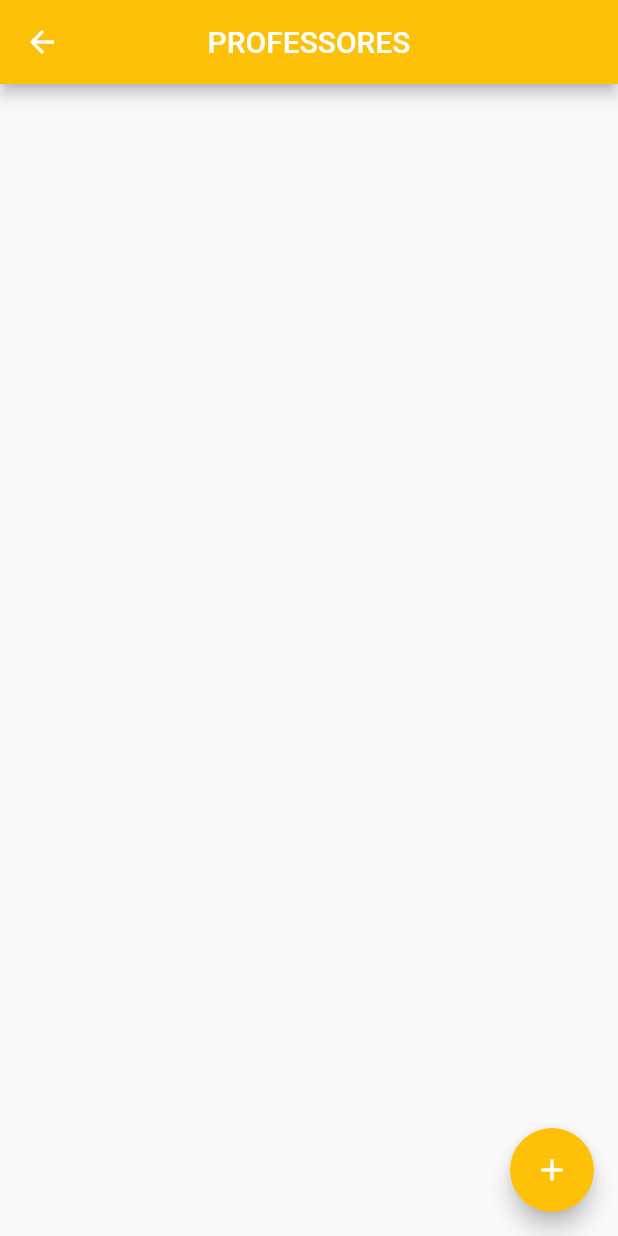
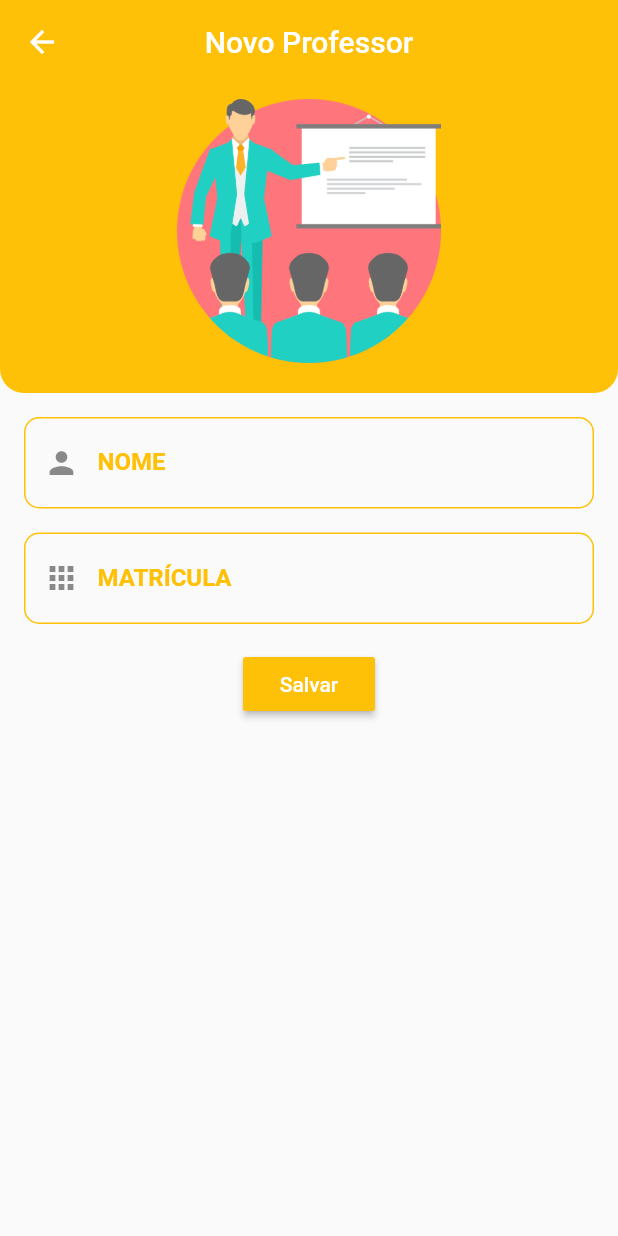
Before and after one commit to jhonmaycon94/magister_mobile, a Flutter app: the HomeProfessor screen opened directly, after a tap on the "add" icon, on a phone screen of 412 x 824 dp. Run offline on Flutter 3.47's test engine with Material 2 defaults, Android fonts, the phone set to English and light mode, and no system bars; our stand-ins replace sqflite; accounts and stored records are empty.

Commit message:
build UI of view edit_professor

```diff
--- a/lib/data/helpers/HelperBase.dart
+++ b/lib/data/helpers/HelperBase.dart
@@ -1,5 +1,6 @@
 import 'package:magister_mobile/data/helpers/helperaluno.dart';
 import 'package:magister_mobile/data/helpers/helpercurso.dart';
+import 'package:magister_mobile/data/helpers/HelperProfessor.dart';
 
 import 'package:sqflite/sqflite.dart';
 import 'package:path/path.dart';
@@ -17,7 +18,9 @@ abstract class HelperBase<T> {
 
   Future<Database> get db async {
     if (_database != null) {
+      _database = await initDb();
       return _database;
+      //return _database;
     } else {
       _database = await initDb();
       return _database;
@@ -34,9 +37,10 @@ abstract class HelperBase<T> {
   Future _create(Database db, int version) async {
     await db.execute(
         "CREATE TABLE IF NOT EXISTS ${HelperAluno.alunoTable}(${HelperAluno.idColumn} INTEGER PRIMARY KEY, ${HelperAluno.nomeColumn} TEXT, ${HelperAluno.totalCreditoColumn} INTEGER, ${HelperAluno.dataColumn} TEXT, ${HelperAluno.mgpColumn} DOUBLE, ${HelperAluno.idCursoColumn} INTEGER, FOREIGN KEY(${HelperAluno.idCursoColumn}) REFERENCES ${HelperCurso.cursoTable}(${HelperCurso.idColumn}))");
-
     await db.execute(
-         // Falta referencia a coluna do coordenador do curso.
+        // Falta referencia a coluna do coordenador do curso.
         "CREATE TABLE IF NOT EXISTS ${HelperCurso.cursoTable}(${HelperCurso.idColumn} INTEGER PRIMARY KEY, ${HelperCurso.nomeColumn} TEXT, ${HelperCurso.totalCreditoColumn} INTEGER, ${HelperCurso.idCoordenadorColumn} INTEGER)");
+    await db.execute(
+        "CREATE TABLE IF NOT EXISTS ${HelperProfessor.professorTable}(${HelperProfessor.idColumn} INTEGER PRIMARY KEY, ${HelperProfessor.nomeColumn} TEXT, ${HelperProfessor.matriculaColumn} TEXT)");
   }
 }
--- a/lib/views/professor/edit_professor.dart
+++ b/lib/views/professor/edit_professor.dart
@@ -0,0 +1,110 @@
+import 'package:flutter/material.dart';
+import 'package:magister_mobile/data/helpers/HelperProfessor.dart';
+import 'package:magister_mobile/data/models/Professor.dart';
+import 'package:magister_mobile/views/util/widgetUtil.dart';
+
+class EditProfessor extends StatefulWidget {
+  final bool edit;
+  final Professor professor;
+
+  EditProfessor(this.edit, {this.professor})
+      : assert(edit == true || professor == null);
+  @override
+  _EditCursoState createState() => _EditCursoState();
+}
+
+class _EditCursoState extends State<EditProfessor> {
+  TextEditingController nomeController = new TextEditingController();
+  TextEditingController matriculaController = new TextEditingController();
+
+  final _formKey = GlobalKey<FormState>();
+
+  @override
+  void initState() {
+    super.initState();
+    if (widget.edit == true) {
+      nomeController.text = widget.professor.nome.toString();
+      matriculaController.text = widget.professor.matricula.toString();
+    }
+  }
+
+  @override
+  Widget build(BuildContext context) {
+    return Scaffold(
+      appBar: AppBar(
+        backgroundColor: Colors.amber,
+        elevation: 0,
+        centerTitle: true,
+        title: Text(widget.edit ? "Editar Professor" : "Novo Professor"),
+      ),
+      body: Column(
+        children: <Widget>[
+          Container(
+            height: MediaQuery.of(context).size.height / 4,
+            width: MediaQuery.of(context).size.width,
+            padding: EdgeInsets.only(left: 20, right: 20, top: 10, bottom: 20),
+            decoration: BoxDecoration(
+              color: Colors.amber,
+              borderRadius: BorderRadius.only(
+                bottomLeft: Radius.circular(16),
+                bottomRight: Radius.circular(16),
+              ),
+            ),
+            child: Image.asset("assets/professor.png"),
+          ),
+          Form(
+            key: _formKey,
+            child: Padding(
+              padding: const EdgeInsets.all(8.0),
+              child: SingleChildScrollView(
+                child: Column(
+                  crossAxisAlignment: CrossAxisAlignment.stretch,
+                  mainAxisAlignment: MainAxisAlignment.center,
+                  children: <Widget>[
+                    formField(nomeController, "NOME", Icons.person,
+                        TextInputType.text, Colors.amber,
+                        initialValue:
+                            widget.edit ? widget.professor.nome : "s"),
+                    formField(
+                      matriculaController,
+                      "MATRÍCULA",
+                      Icons.apps,
+                      TextInputType.text,
+                      Colors.amber,
+                    ),
+                  ],
+                ),
+              ),
+            ),
+          ),
+          RaisedButton(
+              textColor: Colors.white,
+              color: Colors.amber,
+              child: Text('Salvar'),
+              onPressed: () async {
+                if (!_formKey.currentState.validate()) {
+                  Scaffold.of(context)
+                      .showSnackBar(SnackBar(content: Text('Carregando')));
+                } else if (widget.edit == true) {
+                  HelperProfessor.getInstance().update(new Professor(
+                    id: widget.professor.id,
+                    nome: nomeController.text,
+                    matricula: matriculaController.text,
+                  ));
+                  Navigator.pop(context);
+                } else {
+                  await HelperProfessor.getInstance().save(
+                    new Professor(
+                      id: 1,
+                      matricula: matriculaController.text,
+                      nome: nomeController.text,
+                    ),
+                  );
+                  Navigator.pop(context);
+                }
+              })
+        ],
+      ),
+    );
+  }
+}
--- a/lib/views/professor/home_professor.dart
+++ b/lib/views/professor/home_professor.dart
@@ -1,7 +1,7 @@
 import 'package:flutter/material.dart';
 import 'package:magister_mobile/data/helpers/HelperProfessor.dart';
 import 'package:magister_mobile/data/models/professor.dart';
-//import 'package:magister_mobile/views/aluno/edit_professor.dart';
+import 'package:magister_mobile/views/professor/edit_professor.dart';
 
 class HomeProfessor extends StatefulWidget {
   @override
@@ -43,12 +43,11 @@ class _HomeProfessorState extends State<HomeProfessor> {
                     subtitle: Text(item.matricula.toString()),
                     leading: CircleAvatar(child: Text(item.id.toString()), backgroundColor: Colors.amber,),
                     onTap: () {
-                      /*Navigator.of(context).push(MaterialPageRoute(
+                      Navigator.of(context).push(MaterialPageRoute(
                           builder: (context) => EditProfessor(
                                 true,
-                                aluno: item,
                               )));
-                    */},
+                    },
                   ),
                 );
               },
@@ -61,10 +60,10 @@ class _HomeProfessorState extends State<HomeProfessor> {
       floatingActionButton: FloatingActionButton(
         backgroundColor: Colors.amber,
             child: Icon(Icons.add),
-            onPressed: () { /*
+            onPressed: () {
             Navigator.of(context).push(
                 MaterialPageRoute(builder: (context) => EditProfessor(false)));
-          */}),
+          }),
     );
   }
 }
```
